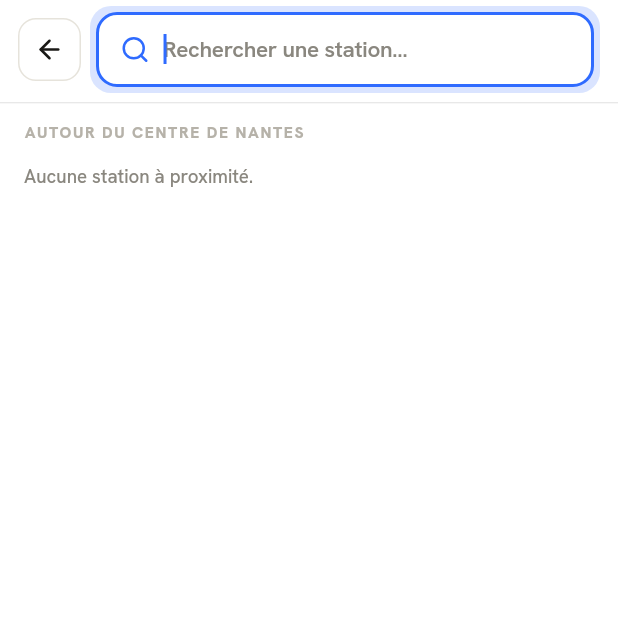
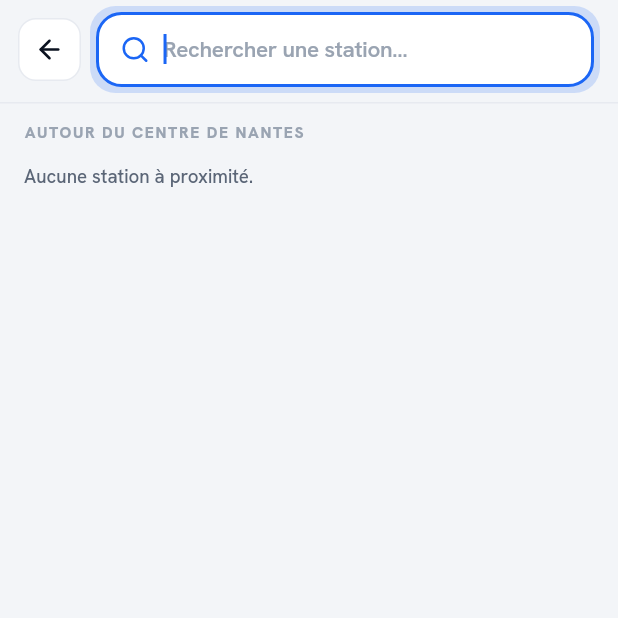
Before and after one commit to dixandmeet/iv0, a Flutter app: the StationSearchScreen screen opened directly, on a phone screen of 412 x 824 dp, the top half of it. Run offline on Flutter 3.47's test engine with Material 3 defaults, Android fonts, the phone set to English and light mode, and no system bars; our stand-ins replace flutter_map, geolocator, google_fonts, latlong2, lucide_icons_flutter, shared_preferences and 1 more; accounts and stored records are empty; network calls fail.

Commit message:
Migre station_search_screen de Flow vers Aule (dark-aware)
Remplace FlowColors/FlowText/FlowTokens + primitives Flow
(FlowTextField/FlowIconButton/FlowTappable/FlowPageRoute/SectionLabel/
IconTile) par des équivalents Aule via AuleColors selon brightness.
Corrige l'incohérence: l'écran s'affichait en clair dans l'app sombre.
Vérifié à l'écran (preview web, dark). dart analyze: 0 erreur.

Co-Authored-By: Claude Opus 4.8 <noreply@anthropic.com>

```diff
--- a/dashboard/package.json
+++ b/dashboard/package.json
@@ -4,7 +4,7 @@
   "private": true,
   "scripts": {
     "dev": "lsof -ti :3001 | xargs kill -9 2>/dev/null; next dev --port 3001",
-    "dev:clean": "lsof -ti :3001 | xargs kill -9 2>/dev/null; rm -rf .next && next dev --port 3001",
+    "dev:clean": "lsof -ti :3001 | xargs kill -9 2>/dev/null; sleep 1; rm -rf .next && next dev --port 3001",
     "dev:fresh": "lsof -ti :3001 | xargs kill -9 2>/dev/null; rm -rf .next node_modules/.cache && next dev --port 3001",
     "build": "next build",
     "start": "next start --port 3001",
--- a/lib/screens/station_search_screen.dart
+++ b/lib/screens/station_search_screen.dart
@@ -1,13 +1,12 @@
 import 'package:flutter/material.dart';
+import 'package:google_fonts/google_fonts.dart';
 import 'package:latlong2/latlong.dart';
 import 'package:lucide_icons_flutter/lucide_icons.dart';
 import 'package:provider/provider.dart';
 
 import '../services/gtfs_service.dart';
 import '../services/location_service.dart';
-import '../theme/flow_theme.dart';
-import '../widgets/flow_primitives.dart';
-import '../widgets/flow_widgets.dart';
+import '../theme/aule_theme.dart';
 import 'stop_detail_page.dart';
 
 /// Recherche d'une station du réseau Naolib par son nom. Sans saisie,
@@ -40,8 +39,8 @@ class _StationSearchScreenState extends State<StationSearchScreen> {
   void _openSchedule(NearbyStation station, {required bool hasDistance}) {
     Navigator.push(
       context,
-      FlowPageRoute(
-        page: StopDetailPage(
+      MaterialPageRoute<void>(
+        builder: (_) => StopDetailPage(
           station: station,
           showDistance: hasDistance,
         ),
@@ -51,6 +50,9 @@ class _StationSearchScreenState extends State<StationSearchScreen> {
 
   @override
   Widget build(BuildContext context) {
+    final isDark = Theme.of(context).brightness == Brightness.dark;
+    final c = isDark ? AuleColors.dark : AuleColors.light;
+
     final gtfs = Provider.of<GtfsService>(context);
     final location = Provider.of<LocationService>(context);
     final pos = location.currentPosition;
@@ -59,7 +61,7 @@ class _StationSearchScreenState extends State<StationSearchScreen> {
     final query = _controller.text.trim();
 
     return Scaffold(
-      backgroundColor: FlowColors.white,
+      backgroundColor: c.bg,
       body: SafeArea(
         child: Column(
           children: [
@@ -67,28 +69,30 @@ class _StationSearchScreenState extends State<StationSearchScreen> {
               padding: const EdgeInsets.fromLTRB(12, 8, 16, 10),
               child: Row(
                 children: [
-                  FlowIconButton(
-                      icon: LucideIcons.arrowLeft,
-                      onTap: () => Navigator.pop(context)),
+                  _IconButton(
+                    icon: LucideIcons.arrowLeft,
+                    colors: c,
+                    onTap: () => Navigator.pop(context),
+                  ),
                   const SizedBox(width: 10),
-                  Expanded(child: _searchField()),
+                  Expanded(child: _searchField(c)),
                 ],
               ),
             ),
-            const Divider(height: 1),
+            Divider(height: 1, thickness: 1, color: c.line),
             Expanded(
               child: gtfs.cachedStops.isEmpty
-                  ? const Padding(
-                      padding: EdgeInsets.all(FlowTokens.margin),
+                  ? Padding(
+                      padding: const EdgeInsets.all(AuleTokens.rCardSm),
                       child: Align(
                         alignment: Alignment.topLeft,
                         child: Text('Chargement du réseau Naolib…',
-                            style: FlowText.rowSub),
+                            style: _subStyle(c)),
                       ),
                     )
                   : query.isEmpty
-                      ? _nearbyList(gtfs, userPos)
-                      : _resultsList(gtfs, userPos, query),
+                      ? _nearbyList(gtfs, userPos, c)
+                      : _resultsList(gtfs, userPos, query, c),
             ),
           ],
         ),
@@ -96,17 +100,17 @@ class _StationSearchScreenState extends State<StationSearchScreen> {
     );
   }
 
-  Widget _searchField() {
+  Widget _searchField(AuleColors c) {
     return Container(
       height: 50,
       padding: const EdgeInsets.symmetric(horizontal: 14),
       decoration: BoxDecoration(
-        color: FlowColors.white,
-        borderRadius: BorderRadius.circular(14),
-        border: Border.all(color: FlowColors.blue, width: 2),
+        color: c.surface,
+        borderRadius: BorderRadius.circular(AuleTokens.rSearch),
+        border: Border.all(color: c.brand, width: 2),
         boxShadow: [
           BoxShadow(
-            color: FlowColors.blue.withValues(alpha: 0.18),
+            color: c.brand.withValues(alpha: 0.18),
             blurRadius: 0,
             spreadRadius: 4,
           ),
@@ -114,21 +118,32 @@ class _StationSearchScreenState extends State<StationSearchScreen> {
       ),
       child: Row(
         children: [
-          const Icon(LucideIcons.search, color: FlowColors.blue, size: 20),
+          Icon(LucideIcons.search, color: c.brand, size: 20),
           const SizedBox(width: 9),
           Expanded(
-            child: FlowTextField(
+            child: TextField(
               controller: _controller,
               autofocus: true,
-              hintText: 'Rechercher une station…',
+              cursorColor: c.brand,
+              style: _titleStyle(c),
+              decoration: InputDecoration(
+                isDense: true,
+                border: InputBorder.none,
+                hintText: 'Rechercher une station…',
+                hintStyle: GoogleFonts.hankenGrotesk(
+                  color: c.faint,
+                  fontWeight: FontWeight.w600,
+                ),
+              ),
             ),
           ),
           if (_controller.text.isNotEmpty)
-            FlowTappable(
+            GestureDetector(
+              behavior: HitTestBehavior.opaque,
               onTap: _controller.clear,
-              child: const Padding(
-                padding: EdgeInsets.all(4),
-                child: Icon(LucideIcons.x, color: FlowColors.g2, size: 18),
+              child: Padding(
+                padding: const EdgeInsets.all(4),
+                child: Icon(LucideIcons.x, color: c.muted, size: 18),
               ),
             ),
         ],
@@ -138,22 +153,23 @@ class _StationSearchScreenState extends State<StationSearchScreen> {
 
   /// Suggestions sans saisie : stations les plus proches de l'utilisateur
   /// (ou du centre de Nantes si le GPS est indisponible).
-  Widget _nearbyList(GtfsService gtfs, LatLng? userPos) {
+  Widget _nearbyList(GtfsService gtfs, LatLng? userPos, AuleColors c) {
     final stations =
         gtfs.nearbyStations(userPos ?? _nantesCenter, limit: 6, maxMeters: 2500);
     return ListView(
-      padding: const EdgeInsets.fromLTRB(
-          FlowTokens.margin, 14, FlowTokens.margin, 24),
+      padding: const EdgeInsets.fromLTRB(16, 14, 16, 24),
       children: [
-        SectionLabel(userPos == null
-            ? 'Autour du centre de Nantes'
-            : 'Stations à proximité'),
+        _SectionLabel(
+          userPos == null
+              ? 'Autour du centre de Nantes'
+              : 'Stations à proximité',
+          colors: c,
+        ),
         const SizedBox(height: 4),
         if (stations.isEmpty)
-          const Padding(
-            padding: EdgeInsets.only(top: 10),
-            child:
-                Text('Aucune station à proximité.', style: FlowText.rowSub),
+          Padding(
+            padding: const EdgeInsets.only(top: 10),
+            child: Text('Aucune station à proximité.', style: _subStyle(c)),
           )
         else
           ...stations.map((s) => _StationRow(
@@ -165,21 +181,21 @@ class _StationSearchScreenState extends State<StationSearchScreen> {
     );
   }
 
-  Widget _resultsList(GtfsService gtfs, LatLng? userPos, String query) {
+  Widget _resultsList(
+      GtfsService gtfs, LatLng? userPos, String query, AuleColors c) {
     final results = gtfs.searchStations(query, from: userPos);
     if (results.isEmpty) {
       return Padding(
-        padding: const EdgeInsets.all(FlowTokens.margin),
+        padding: const EdgeInsets.all(16),
         child: Align(
           alignment: Alignment.topLeft,
           child: Text('Aucune station trouvée pour « $query ».',
-              style: FlowText.rowSub),
+              style: _subStyle(c)),
         ),
       );
     }
     return ListView.builder(
-      padding: const EdgeInsets.fromLTRB(
-          FlowTokens.margin, 8, FlowTokens.margin, 24),
+      padding: const EdgeInsets.fromLTRB(16, 8, 16, 24),
       itemCount: results.length,
       itemBuilder: (context, i) {
         final station = results[i];
@@ -189,6 +205,73 @@ class _StationSearchScreenState extends State<StationSearchScreen> {
           onTap: () => _openSchedule(station, hasDistance: userPos != null),
         );
       },
+    );
+  }
+}
+
+// --- Styles & primitives Aule locaux ---------------------------------------
+
+TextStyle _titleStyle(AuleColors c) => GoogleFonts.hankenGrotesk(
+      fontSize: 15,
+      fontWeight: FontWeight.w700,
+      letterSpacing: -0.2,
+      color: c.text,
+    );
+
+TextStyle _subStyle(AuleColors c) => GoogleFonts.hankenGrotesk(
+      fontSize: 12.5,
+      fontWeight: FontWeight.w500,
+      color: c.muted,
+    );
+
+/// Bouton-icône carré arrondi (équivalent Aule de l'ancien FlowIconButton).
+class _IconButton extends StatelessWidget {
+  final IconData icon;
+  final AuleColors colors;
+  final VoidCallback onTap;
+
+  const _IconButton({
+    required this.icon,
+    required this.colors,
+    required this.onTap,
+  });
+
+  @override
+  Widget build(BuildContext context) {
+    return GestureDetector(
+      behavior: HitTestBehavior.opaque,
+      onTap: onTap,
+      child: Container(
+        width: 42,
+        height: 42,
+        decoration: BoxDecoration(
+          color: colors.surface,
+          borderRadius: BorderRadius.circular(12),
+          border: Border.all(color: colors.line),
+        ),
+        child: Icon(icon, size: 20, color: colors.text),
+      ),
+    );
+  }
+}
+
+/// Petit label de section en capitales.
+class _SectionLabel extends StatelessWidget {
+  final String text;
+  final AuleColors colors;
+  const _SectionLabel(this.text, {required this.colors});
+
+  @override
+  Widget build(BuildContext context) {
+    return Text(
+      text.toUpperCase(),
+      style: GoogleFonts.hankenGrotesk(
+        fontSize: 10.5,
+        fontWeight: FontWeight.w800,
+        letterSpacing: 1.1,
+        height: 1.1,
+        color: colors.faint,
+      ),
     );
   }
 }
@@ -224,17 +307,24 @@ class _StationRow extends StatelessWidget {
 
   @override
   Widget build(BuildContext context) {
-    return FlowTappable(
+    final isDark = Theme.of(context).brightness == Brightness.dark;
+    final c = isDark ? AuleColors.dark : AuleColors.light;
+
+    return GestureDetector(
+      behavior: HitTestBehavior.opaque,
       onTap: onTap,
-      pressedScale: 0.985,
       child: Padding(
         padding: const EdgeInsets.symmetric(vertical: 11),
         child: Row(
           children: [
-            const IconTile(
-              icon: LucideIcons.mapPin,
-              background: FlowColors.blueSoft,
-              iconColor: FlowColors.blue,
+            Container(
+              width: 40,
+              height: 40,
+              decoration: BoxDecoration(
+                color: c.brandWeak,
+                borderRadius: BorderRadius.circular(12),
+              ),
+              child: Icon(LucideIcons.mapPin, size: 20, color: c.brand),
             ),
             const SizedBox(width: 13),
             Expanded(
@@ -246,22 +336,21 @@ class _StationRow extends StatelessWidget {
                       Flexible(
                         child: Text(
                           station.stop.stopName,
-                          style: FlowText.rowTitle,
+                          style: _titleStyle(c),
                           maxLines: 1,
                           overflow: TextOverflow.ellipsis,
                         ),
                       ),
                       if (station.stop.isWheelchairAccessible) ...[
                         const SizedBox(width: 6),
-                        const Icon(LucideIcons.accessibility,
-                            size: 14, color: FlowColors.green),
+                        Icon(LucideIcons.accessibility, size: 14, color: c.ok),
                       ],
                     ],
                   ),
                   const SizedBox(height: 1),
                   Text(
                     _sub,
-                    style: FlowText.rowSub,
+                    style: _subStyle(c),
                     maxLines: 1,
                     overflow: TextOverflow.ellipsis,
                   ),
@@ -269,8 +358,7 @@ class _StationRow extends StatelessWidget {
               ),
             ),
             const SizedBox(width: 8),
-            const Icon(LucideIcons.chevronRight,
-                size: 18, color: FlowColors.gWeak),
+            Icon(LucideIcons.chevronRight, size: 18, color: c.faint),
           ],
         ),
       ),
```
Also changed, not shown: 5 other files.
